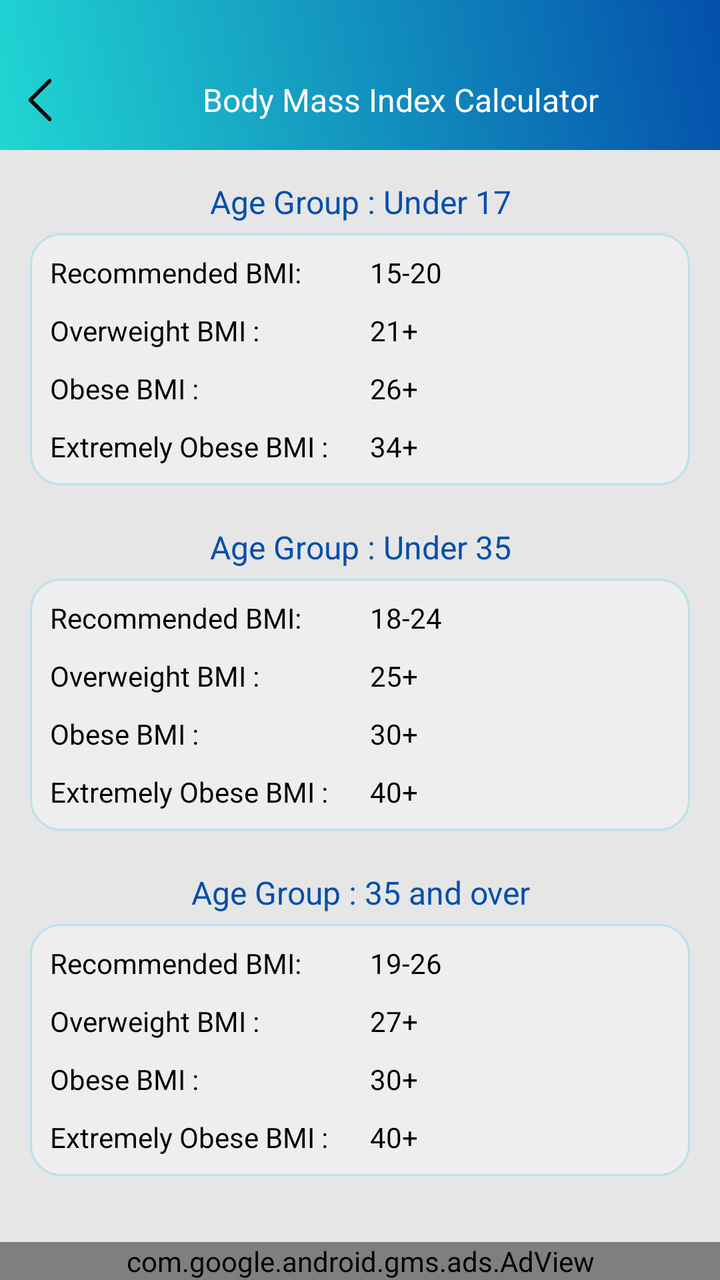
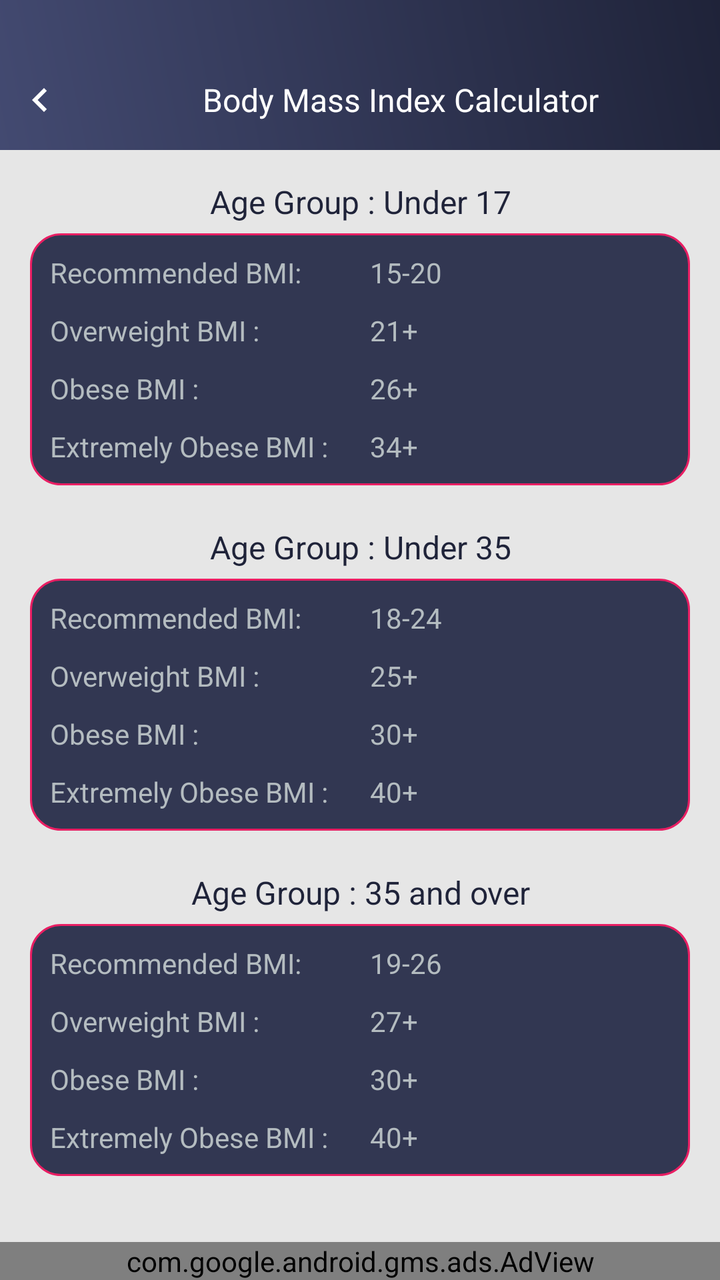

Before-and-after screenshots of an Android layout around one commit, followed by the original layout XML and the change that was made.
<!-- AndroidManifest.xml: application theme AppTheme -->
<!-- res/layout/bmi_chart.xml -->
<?xml version="1.0" encoding="utf-8"?>
<RelativeLayout xmlns:android="http://schemas.android.com/apk/res/android"
    xmlns:aapt="http://schemas.android.com/aapt"
    xmlns:app="http://schemas.android.com/apk/res-auto"
    android:layout_width="match_parent"
    android:layout_height="match_parent"
    android:background="@color/gray_color"
    android:orientation="vertical">

    <RelativeLayout
        android:id="@+id/rela1"
        android:background="@drawable/a1_grad"
        android:layout_width="match_parent"
        android:layout_height="wrap_content">

        <ImageView
            android:id="@+id/iv_back"
            android:layout_width="40dp"
            android:layout_height="40dp"
            android:layout_alignParentLeft="true"
            android:layout_alignParentTop="true"
            android:layout_marginTop="30dp"
            android:padding="8dp"
            android:src="@mipmap/left_arrow" />

    <TextView
        android:id="@+id/tv_title"
        android:layout_width="match_parent"
        android:layout_height="40dp"
        android:layout_marginTop="30dp"
        android:layout_toRightOf="@+id/iv_back"
        android:gravity="center"
        android:layout_marginBottom="5dp"
        android:text="@string/Body_Mass_Index_Calculator"
        android:textColor="@color/white"
        android:textSize="@dimen/textsize_16" />
        
    </RelativeLayout>

    <ScrollView
        android:layout_width="match_parent"
        android:layout_height="wrap_content"
        android:layout_above="@+id/ad_layout"
        android:layout_below="@+id/rela1">

        <LinearLayout
            android:layout_width="match_parent"
            android:layout_height="wrap_content"
            android:orientation="vertical">

            <TextView
                android:id="@+id/tv_age_17"
                android:layout_marginTop="10dp"
                android:layout_width="match_parent"
                android:layout_height="wrap_content"
                android:gravity="center"
                android:padding="5dp"
                android:text="@string/Age_Group_Under17"
                android:textColor="@color/colorPrimaryDark"
                android:textSize="@dimen/textsize_16" />

            <LinearLayout
                android:layout_width="match_parent"
                android:layout_height="wrap_content"
                android:layout_marginLeft="15dp"
                android:layout_marginRight="15dp"
                android:background="@drawable/corner1"
                android:padding="5dp"
                android:orientation="vertical"
                android:visibility="visible">

                <LinearLayout
                    android:layout_width="match_parent"
                    android:layout_height="wrap_content"
                    android:orientation="horizontal">

                    <TextView
                        android:id="@+id/tv_age_17recomonded"
                        android:layout_width="0dp"
                        android:layout_height="match_parent"
                        android:layout_weight="1"
                        android:gravity="fill"
                        android:padding="5dp"
                        android:text="@string/Recommended_BMI"
                        android:textColor="@color/black"
                        android:textSize="@dimen/textsize_14" />

                    <TextView
                        android:id="@+id/tv_age_17recomonded_val"
                        android:layout_width="0dp"
                        android:layout_height="match_parent"
                        android:layout_weight="1"
                        android:gravity="fill"
                        android:padding="5dp"
                        android:text="15-20"
                        android:textColor="@color/black"
                        android:textSize="@dimen/textsize_14" />
                </LinearLayout>

                <LinearLayout
                    android:layout_width="match_parent"
                    android:layout_height="wrap_content"
                    android:orientation="horizontal">

                    <TextView
                        android:id="@+id/tv_age_17overweight"
                        android:layout_width="0dp"
                        android:layout_height="match_parent"
                        android:layout_weight="1"
                        android:gravity="fill"
                        android:padding="5dp"
                        android:text="@string/Overweight_BMI"
                        android:textColor="@color/black"
                        android:textSize="@dimen/textsize_14" />

                    <TextView
                        android:id="@+id/tv_age_17overweight_val"
                        android:layout_width="0dp"
                        android:layout_height="match_parent"
                        android:layout_weight="1"
                        android:gravity="fill"
                        android:padding="5dp"
                        android:text="21+"
                        android:textColor="@color/black"
                        android:textSize="@dimen/textsize_14" />
                </LinearLayout>

                <LinearLayout
                    android:layout_width="match_parent"
                    android:layout_height="wrap_content"
                    android:orientation="horizontal">

                    <TextView
                        android:id="@+id/tv_age_17obese"
                        android:layout_width="0dp"
                        android:layout_height="match_parent"
                        android:layout_weight="1"
                        android:gravity="fill"
                        android:padding="5dp"
                        android:text="@string/Obese_BMI"
                        android:textColor="@color/black"
                        android:textSize="@dimen/textsize_14" />

                    <TextView
                        android:id="@+id/tv_age_17obese_val"
                        android:layout_width="0dp"
                        android:layout_height="match_parent"
                        android:layout_weight="1"
                        android:gravity="fill"
                        android:padding="5dp"
                        android:text="26+"
                        android:textColor="@color/black"
                        android:textSize="@dimen/textsize_14" />
                </LinearLayout>

                <LinearLayout
                    android:layout_width="match_parent"
                    android:layout_height="wrap_content"
                    android:orientation="horizontal">

                    <TextView
                        android:id="@+id/tv_age_17ext_obese"
                        android:layout_width="0dp"
                        android:layout_height="match_parent"
                        android:layout_weight="1"
                        android:gravity="fill"
                        android:maxLines="1"
                        android:padding="5dp"
                        android:text="@string/Extremely_Obese_BMI"
                        android:textColor="@color/black"
                        android:textSize="@dimen/textsize_14" />

                    <TextView
                        android:id="@+id/tv_age_17ext_obese_val"
                        android:layout_width="0dp"
                        android:layout_height="match_parent"
                        android:layout_weight="1"
                        android:gravity="fill"
                        android:padding="5dp"
                        android:text="34+"
                        android:textColor="@color/black"
                        android:textSize="@dimen/textsize_14" />
                </LinearLayout>
            </LinearLayout>

            <TextView
                android:id="@+id/tv_agegroup35"
                android:layout_width="match_parent"
                android:layout_height="wrap_content"
                android:layout_marginLeft="15dp"
                android:layout_marginTop="15dp"
                android:layout_marginRight="15dp"
                android:gravity="center"
                android:padding="5dp"
                android:text="@string/Age_Group_Under35"
                android:textColor="@color/colorPrimaryDark"
                android:textSize="@dimen/textsize_16" />

            <LinearLayout
                android:layout_width="match_parent"
                android:layout_height="wrap_content"
                android:layout_marginLeft="15dp"
                android:layout_marginRight="15dp"
                android:background="@drawable/corner1"
                android:padding="5dp"
                android:orientation="vertical">

                <LinearLayout
                    android:layout_width="match_parent"
                    android:layout_height="wrap_content"
                    android:orientation="horizontal">

                    <TextView
                        android:id="@+id/tv_agegroup35_recommended"
                        android:layout_width="0dp"
                        android:layout_height="match_parent"
                        android:layout_weight="1"
                        android:gravity="fill"
                        android:padding="5dp"
                        android:text="@string/Recommended_BMI"
                        android:textColor="@color/black"
                        android:textSize="@dimen/textsize_14" />

                    <TextView
                        android:id="@+id/tv_agegroup35_recommended_val"
                        android:layout_width="0dp"
                        android:layout_height="match_parent"
                        android:layout_weight="1"
                        android:gravity="fill"
                        android:padding="5dp"
                        android:text="18-24"
                        android:textColor="@color/black"
                        android:textSize="@dimen/textsize_14" />
                </LinearLayout>

                <LinearLayout
                    android:layout_width="match_parent"
                    android:layout_height="wrap_content"
                    android:orientation="horizontal">

                    <TextView
                        android:id="@+id/tv_agegroup35_overweight"
                        android:layout_width="0dp"
                        android:layout_height="match_parent"
                        android:layout_weight="1"
                        android:gravity="fill"
                        android:padding="5dp"
                        android:text="@string/Overweight_BMI"
                        android:textColor="@color/black"
                        android:textSize="@dimen/textsize_14" />

                    <TextView
                        android:id="@+id/tv_agegroup35_overweight_val"
                        android:layout_width="0dp"
                        android:layout_height="match_parent"
                        android:layout_weight="1"
                        android:gravity="fill"
                        android:padding="5dp"
                        android:text="25+"
                        android:textColor="@color/black"
                        android:textSize="@dimen/textsize_14" />
                </LinearLayout>

                <LinearLayout
                    android:layout_width="match_parent"
                    android:layout_height="wrap_content"
                    android:orientation="horizontal">

                    <TextView
                        android:id="@+id/tv_agegroup35_obese"
                        android:layout_width="0dp"
                        android:layout_height="match_parent"
                        android:layout_weight="1"
                        android:gravity="fill"
                        android:padding="5dp"
                        android:text="@string/Obese_BMI"
                        android:textColor="@color/black"
                        android:textSize="@dimen/textsize_14" />

                    <TextView
                        android:id="@+id/tv_agegroup35_obese_val"
                        android:layout_width="0dp"
                        android:layout_height="match_parent"
                        android:layout_weight="1"
                        android:gravity="fill"
                        android:padding="5dp"
                        android:text="30+"
                        android:textColor="@color/black"
                        android:textSize="@dimen/textsize_14" />
                </LinearLayout>

                <LinearLayout
                    android:layout_width="match_parent"
                    android:layout_height="wrap_content"
                    android:orientation="horizontal">

                    <TextView
                        android:id="@+id/tv_agegroup35_ext_obese"
                        android:layout_width="0dp"
                        android:layout_height="match_parent"
                        android:layout_weight="1"
                        android:gravity="fill"
                        android:maxLines="1"
                        android:padding="5dp"
                        android:text="@string/Extremely_Obese_BMI"
                        android:textColor="@color/black"
                        android:textSize="@dimen/textsize_14" />

                    <TextView
                        android:id="@+id/tv_agegroup35_ext_obese_val"
                        android:layout_width="0dp"
                        android:layout_height="match_parent"
                        android:layout_weight="1"
                        android:gravity="fill"
                        android:padding="5dp"
                        android:text="40+"
                        android:textColor="@color/black"
                        android:textSize="@dimen/textsize_14" />
                </LinearLayout>
            </LinearLayout>

            <TextView
                android:id="@+id/tv_agegroup45"
                android:layout_width="match_parent"
                android:layout_height="wrap_content"
                android:gravity="center"
                android:padding="5dp"
                android:layout_marginTop="15dp"
                android:text="@string/Age_Group_Under35over"
                android:textColor="@color/colorPrimaryDark"
                android:textSize="@dimen/textsize_16" />

            <LinearLayout
                android:layout_width="match_parent"
                android:layout_height="wrap_content"
                android:layout_marginLeft="15dp"
                android:layout_marginRight="15dp"
                android:padding="5dp"
                android:layout_marginBottom="15dp"
                android:background="@drawable/corner1"
                android:orientation="vertical">

                <LinearLayout
                    android:layout_width="match_parent"
                    android:layout_height="wrap_content"
                    android:orientation="horizontal">

                    <TextView
                        android:id="@+id/tv_agegroup45_recommended"
                        android:layout_width="0dp"
                        android:layout_height="match_parent"
                        android:layout_weight="1"
                        android:gravity="fill"
                        android:padding="5dp"
                        android:text="@string/Recommended_BMI"
                        android:textColor="@color/black"
                        android:textSize="@dimen/textsize_14" />

                    <TextView
                        android:id="@+id/tv_agegroup45_recommended_val"
                        android:layout_width="0dp"
                        android:layout_height="match_parent"
                        android:layout_weight="1"
                        android:gravity="fill"
                        android:padding="5dp"
                        android:text="19-26"
                        android:textColor="@color/black"
                        android:textSize="@dimen/textsize_14" />
                </LinearLayout>

                <LinearLayout
                    android:layout_width="match_parent"
                    android:layout_height="wrap_content"
                    android:orientation="horizontal">

                    <TextView
                        android:id="@+id/tv_agegroup45_overweight"
                        android:layout_width="0dp"
                        android:layout_height="match_parent"
                        android:layout_weight="1"
                        android:gravity="fill"
                        android:padding="5dp"
                        android:text="@string/Overweight_BMI"
                        android:textColor="@color/black"
                        android:textSize="@dimen/textsize_14" />

                    <TextView
                        android:id="@+id/tv_agegroup45_overweight_val"
                        android:layout_width="0dp"
                        android:layout_height="match_parent"
                        android:layout_weight="1"
                        android:gravity="fill"
                        android:padding="5dp"
                        android:text="27+"
                        android:textColor="@color/black"
                        android:textSize="@dimen/textsize_14" />
                </LinearLayout>

                <LinearLayout
                    android:layout_width="match_parent"
                    android:layout_height="wrap_content"
                    android:orientation="horizontal">

                    <TextView
                        android:id="@+id/tv_agegroup45_obese"
                        android:layout_width="0dp"
                        android:layout_height="match_parent"
                        android:layout_weight="1"
                        android:gravity="fill"
                        android:padding="5dp"
                        android:text="@string/Obese_BMI"
                        android:textColor="@color/black"
                        android:textSize="@dimen/textsize_14" />

                    <TextView
                        android:id="@+id/tv_agegroup45_obese_val"
                        android:layout_width="0dp"
                        android:layout_height="match_parent"
                        android:layout_weight="1"
                        android:gravity="fill"
                        android:padding="5dp"
                        android:text="30+"
                        android:textColor="@color/black"
                        android:textSize="@dimen/textsize_14" />
                </LinearLayout>

                <LinearLayout
                    android:layout_width="match_parent"
                    android:layout_height="wrap_content"
                    android:orientation="horizontal">

                    <TextView
                        android:id="@+id/tv_agegroup45_ext_obese"
                        android:layout_width="0dp"
                        android:layout_height="match_parent"
                        android:layout_weight="1"
                        android:gravity="fill"
                        android:maxLines="1"
                        android:padding="5dp"
                        android:text="@string/Extremely_Obese_BMI"
                        android:textColor="@color/black"
                        android:textSize="@dimen/textsize_14" />

                    <TextView
                        android:id="@+id/tv_agegroup45_ext_obese_val"
                        android:layout_width="0dp"
                        android:layout_height="match_parent"
                        android:layout_weight="1"
                        android:gravity="fill"
                        android:padding="5dp"
                        android:text="40+"
                        android:textColor="@color/black"
                        android:textSize="@dimen/textsize_14" />
                </LinearLayout>
            </LinearLayout>
        </LinearLayout>
    </ScrollView>

    <include
        android:id="@+id/ad_layout"
        layout="@layout/native_ad"
        android:layout_width="match_parent"
        android:layout_height="wrap_content"
        android:layout_alignParentBottom="true"
        android:layout_gravity="top|center_vertical|center_horizontal|center" />
</RelativeLayout>
<!-- res/layout/native_ad.xml (included above) -->
<?xml version="1.0" encoding="utf-8"?>
<LinearLayout xmlns:android="http://schemas.android.com/apk/res/android"
    xmlns:aapt="http://schemas.android.com/aapt"
    xmlns:app="http://schemas.android.com/apk/res-auto"
    android:layout_width="match_parent"
    android:layout_height="wrap_content"
    android:orientation="vertical">

    <com.google.android.gms.ads.AdView
        android:id="@+id/adView"
        android:layout_width="match_parent"
        android:layout_height="wrap_content"
        android:layout_above="@+id/ll_footer_menu"
        app:adSize="BANNER"
        app:adUnitId="@string/banner_ad" />
</LinearLayout>
<!-- resources referenced by this layout -->
<resources>
  <color name="black">#000000</color>
  <color name="colorPrimaryDark">#044fab</color>
  <color name="gray_color">#E6E6E6</color>
  <color name="white">#ffffff</color>
  <dimen name="textsize_14">14sp</dimen>
  <dimen name="textsize_16">16sp</dimen>
  <!-- drawable a1_grad (drawable) -->
  <?xml version="1.0" encoding="utf-8"?>
  <shape xmlns:android="http://schemas.android.com/apk/res/android">
      <gradient
          android:angle="225"
          android:endColor="#21d6d3"
          android:startColor="#044fab" />
  
  
  </shape>
  <!-- drawable corner1 (drawable) -->
  <?xml version="1.0" encoding="utf-8"?>
  <shape xmlns:android="http://schemas.android.com/apk/res/android"
      android:shape="rectangle">
  
  
      <stroke
          android:width="1dp"
          android:color="#BBE1EB"/>
  
      <corners android:radius="15dp"/>
  
      <solid
          android:color="#EEEEEE"/>
  
  </shape>
  <!-- mipmap left_arrow: png bitmap (mipmap-xhdpi, 499 bytes) -->
  <string name="Age_Group_Under17">Age Group : Under 17</string>
  <string name="Age_Group_Under35">Age Group : Under 35</string>
  <string name="Age_Group_Under35over">Age Group : 35 and over</string>
  <string name="Body_Mass_Index_Calculator">Body Mass Index Calculator</string>
  <string name="Extremely_Obese_BMI">Extremely Obese BMI :</string>
  <string name="Obese_BMI">Obese BMI :</string>
  <string name="Overweight_BMI">Overweight BMI :</string>
  <string name="Recommended_BMI">Recommended BMI:</string>
  <string name="banner_ad">ca-app-pub-3940256099942544/6300978111</string>
  <style name="AppTheme" parent="Theme.AppCompat.Light.DarkActionBar">
          
          <item name="colorPrimary">@color/colorPrimary</item>
          <item name="colorPrimaryDark">@color/colorPrimaryDark</item>
          <item name="colorAccent">@color/colorAccent</item>
      </style>
  <color name="colorPrimary">#36D1DC</color>
  <color name="colorAccent">#03DAC5</color>
</resources>

<!-- the commit's change to res/layout/bmi_chart.xml (unified diff, before → after) -->
@@ -21,7 +21,7 @@
             android:layout_alignParentTop="true"
             android:layout_marginTop="30dp"
             android:padding="8dp"
-            android:src="@mipmap/left_arrow" />
+            android:src="@drawable/ic_chevron_left_white_24dp" />
 
     <TextView
         android:id="@+id/tv_title"
@@ -82,7 +82,7 @@
                         android:gravity="fill"
                         android:padding="5dp"
                         android:text="@string/Recommended_BMI"
-                        android:textColor="@color/black"
+                        android:textColor="@color/textColor"
                         android:textSize="@dimen/textsize_14" />
 
                     <TextView
@@ -93,7 +93,7 @@
                         android:gravity="fill"
                         android:padding="5dp"
                         android:text="15-20"
-                        android:textColor="@color/black"
+                        android:textColor="@color/textColor"
                         android:textSize="@dimen/textsize_14" />
                 </LinearLayout>
 
@@ -110,7 +110,7 @@
                         android:gravity="fill"
                         android:padding="5dp"
                         android:text="@string/Overweight_BMI"
-                        android:textColor="@color/black"
+                        android:textColor="@color/textColor"
                         android:textSize="@dimen/textsize_14" />
 
                     <TextView
@@ -121,7 +121,7 @@
                         android:gravity="fill"
                         android:padding="5dp"
                         android:text="21+"
-                        android:textColor="@color/black"
+                        android:textColor="@color/textColor"
                         android:textSize="@dimen/textsize_14" />
                 </LinearLayout>
 
@@ -138,7 +138,7 @@
                         android:gravity="fill"
                         android:padding="5dp"
                         android:text="@string/Obese_BMI"
-                        android:textColor="@color/black"
+                        android:textColor="@color/textColor"
                         android:textSize="@dimen/textsize_14" />
 
                     <TextView
@@ -149,7 +149,7 @@
                         android:gravity="fill"
                         android:padding="5dp"
                         android:text="26+"
-                        android:textColor="@color/black"
+                        android:textColor="@color/textColor"
                         android:textSize="@dimen/textsize_14" />
                 </LinearLayout>
 
@@ -167,7 +167,7 @@
                         android:maxLines="1"
                         android:padding="5dp"
                         android:text="@string/Extremely_Obese_BMI"
-                        android:textColor="@color/black"
+                        android:textColor="@color/textColor"
                         android:textSize="@dimen/textsize_14" />
 
                     <TextView
@@ -178,7 +178,7 @@
                         android:gravity="fill"
                         android:padding="5dp"
                         android:text="34+"
-                        android:textColor="@color/black"
+                        android:textColor="@color/textColor"
                         android:textSize="@dimen/textsize_14" />
                 </LinearLayout>
             </LinearLayout>
@@ -218,7 +218,7 @@
                         android:gravity="fill"
                         android:padding="5dp"
                         android:text="@string/Recommended_BMI"
-                        android:textColor="@color/black"
+                        android:textColor="@color/textColor"
                         android:textSize="@dimen/textsize_14" />
 
                     <TextView
@@ -229,7 +229,7 @@
                         android:gravity="fill"
                         android:padding="5dp"
                         android:text="18-24"
-                        android:textColor="@color/black"
+                        android:textColor="@color/textColor"
                         android:textSize="@dimen/textsize_14" />
                 </LinearLayout>
 
@@ -246,7 +246,7 @@
                         android:gravity="fill"
                         android:padding="5dp"
                         android:text="@string/Overweight_BMI"
-                        android:textColor="@color/black"
+                        android:textColor="@color/textColor"
                         android:textSize="@dimen/textsize_14" />
 
                     <TextView
@@ -257,7 +257,7 @@
                         android:gravity="fill"
                         android:padding="5dp"
                         android:text="25+"
-                        android:textColor="@color/black"
+                        android:textColor="@color/textColor"
                         android:textSize="@dimen/textsize_14" />
                 </LinearLayout>
 
@@ -274,7 +274,7 @@
                         android:gravity="fill"
                         android:padding="5dp"
                         android:text="@string/Obese_BMI"
-                        android:textColor="@color/black"
+                        android:textColor="@color/textColor"
                         android:textSize="@dimen/textsize_14" />
 
                     <TextView
@@ -285,7 +285,7 @@
                         android:gravity="fill"
                         android:padding="5dp"
                         android:text="30+"
-                        android:textColor="@color/black"
+                        android:textColor="@color/textColor"
                         android:textSize="@dimen/textsize_14" />
                 </LinearLayout>
 
@@ -303,7 +303,7 @@
                         android:maxLines="1"
                         android:padding="5dp"
                         android:text="@string/Extremely_Obese_BMI"
-                        android:textColor="@color/black"
+                        android:textColor="@color/textColor"
                         android:textSize="@dimen/textsize_14" />
 
                     <TextView
@@ -314,7 +314,7 @@
                         android:gravity="fill"
                         android:padding="5dp"
                         android:text="40+"
-                        android:textColor="@color/black"
+                        android:textColor="@color/textColor"
                         android:textSize="@dimen/textsize_14" />
                 </LinearLayout>
             </LinearLayout>
@@ -353,7 +353,7 @@
                         android:gravity="fill"
                         android:padding="5dp"
                         android:text="@string/Recommended_BMI"
-                        android:textColor="@color/black"
+                        android:textColor="@color/textColor"
                         android:textSize="@dimen/textsize_14" />
 
                     <TextView
@@ -364,7 +364,7 @@
                         android:gravity="fill"
                         android:padding="5dp"
                         android:text="19-26"
-                        android:textColor="@color/black"
+                        android:textColor="@color/textColor"
                         android:textSize="@dimen/textsize_14" />
                 </LinearLayout>
 
@@ -381,7 +381,7 @@
                         android:gravity="fill"
                         android:padding="5dp"
                         android:text="@string/Overweight_BMI"
-                        android:textColor="@color/black"
+                        android:textColor="@color/textColor"
                         android:textSize="@dimen/textsize_14" />
 
                     <TextView
@@ -392,7 +392,7 @@
                         android:gravity="fill"
                         android:padding="5dp"
                         android:text="27+"
-                        android:textColor="@color/black"
+                        android:textColor="@color/textColor"
                         android:textSize="@dimen/textsize_14" />
                 </LinearLayout>
 
@@ -409,7 +409,7 @@
                         android:gravity="fill"
                         android:padding="5dp"
                         android:text="@string/Obese_BMI"
-                        android:textColor="@color/black"
+                        android:textColor="@color/textColor"
                         android:textSize="@dimen/textsize_14" />
 
                     <TextView
@@ -420,7 +420,7 @@
                         android:gravity="fill"
                         android:padding="5dp"
                         android:text="30+"
-                        android:textColor="@color/black"
+                        android:textColor="@color/textColor"
                         android:textSize="@dimen/textsize_14" />
                 </LinearLayout>
 
@@ -438,7 +438,7 @@
                         android:maxLines="1"
                         android:padding="5dp"
                         android:text="@string/Extremely_Obese_BMI"
-                        android:textColor="@color/black"
+                        android:textColor="@color/textColor"
                         android:textSize="@dimen/textsize_14" />
 
                     <TextView
@@ -449,7 +449,7 @@
                         android:gravity="fill"
                         android:padding="5dp"
                         android:text="40+"
-                        android:textColor="@color/black"
+                        android:textColor="@color/textColor"
                         android:textSize="@dimen/textsize_14" />
                 </LinearLayout>
             </LinearLayout>
<!-- resource entries referenced after the edit -->
@@ -1,8 +1,8 @@
 <!-- resources referenced by this layout -->
 <resources>
-  <color name="black">#000000</color>
-  <color name="colorPrimaryDark">#044fab</color>
+  <color name="colorPrimaryDark">#1F2339</color>
   <color name="gray_color">#E6E6E6</color>
+  <color name="textColor">#ffb4bcc0</color>
   <color name="white">#ffffff</color>
   <dimen name="textsize_14">14sp</dimen>
   <dimen name="textsize_16">16sp</dimen>
@@ -11,8 +11,8 @@
   <shape xmlns:android="http://schemas.android.com/apk/res/android">
       <gradient
           android:angle="225"
-          android:endColor="#21d6d3"
-          android:startColor="#044fab" />
+          android:endColor="#434A71"
+          android:startColor="#1F2339" />
   
   
   </shape>
@@ -24,15 +24,20 @@
   
       <stroke
           android:width="1dp"
-          android:color="#BBE1EB"/>
+          android:color="#E91E63"/>
   
       <corners android:radius="15dp"/>
   
       <solid
-          android:color="#EEEEEE"/>
+          android:color="#323752"/>
   
   </shape>
-  <!-- mipmap left_arrow: png bitmap (mipmap-xhdpi, 499 bytes) -->
+  <!-- drawable ic_chevron_left_white_24dp (drawable) -->
+  <vector android:height="24dp" android:tint="#FFFFFF"
+      android:viewportHeight="24" android:viewportWidth="24"
+      android:width="24dp" xmlns:android="http://schemas.android.com/apk/res/android">
+      <path android:fillColor="@android:color/white" android:pathData="M15.41,7.41L14,6l-6,6 6,6 1.41,-1.41L10.83,12z"/>
+  </vector>
   <string name="Age_Group_Under17">Age Group : Under 17</string>
   <string name="Age_Group_Under35">Age Group : Under 35</string>
   <string name="Age_Group_Under35over">Age Group : 35 and over</string>
@@ -48,7 +53,7 @@
           <item name="colorPrimaryDark">@color/colorPrimaryDark</item>
           <item name="colorAccent">@color/colorAccent</item>
       </style>
-  <color name="colorPrimary">#36D1DC</color>
-  <color name="colorAccent">#03DAC5</color>
+  <color name="colorPrimary">#434A71</color>
+  <color name="colorAccent">#1F2339</color>
 </resources>
 
